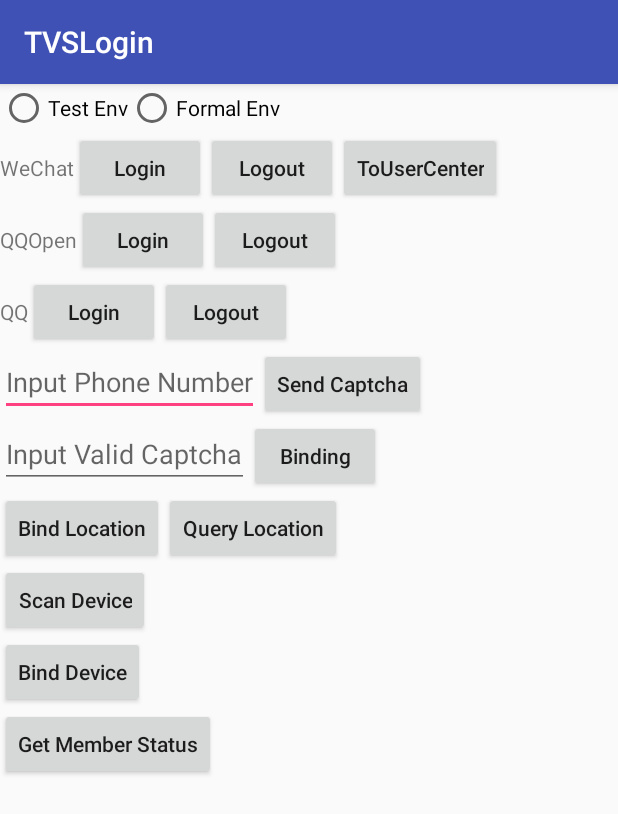
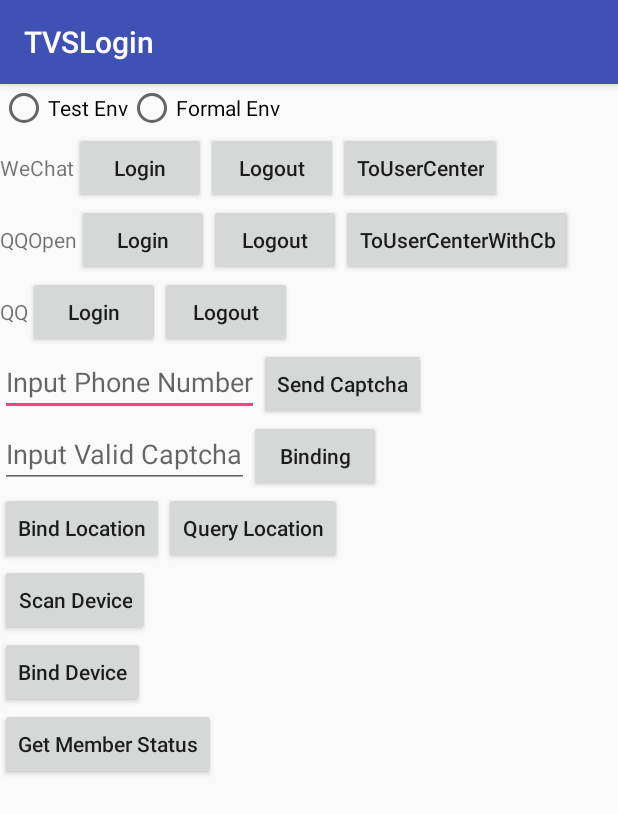
Before and after one commit to TencentDingdang/libratone, an Android app: the screen it shows after launch (MainActivity), on a phone screen of 412 x 824 dp. Shown: the top 814 px of the screen. Run offline under Robolectric (Android 15) with nearby library versions, the phone set to English and light mode, and no system bars; libraries missing offline, so code that uses them is left out: com.tencent.ai, com.tencent.aisdk, com.tencent.connect, oicq.wlogin_sdk.request; 19 statements that could not run were skipped.

Commit message:
update aar

```diff
--- a/android/demo/TVSLogin/app/src/main/java/com/tencent/ai/dobby/MainActivity.java
+++ b/android/demo/TVSLogin/app/src/main/java/com/tencent/ai/dobby/MainActivity.java
@@ -30,6 +30,7 @@ import com.tencent.ai.tvs.info.QQInfoManager;
 import com.tencent.ai.tvs.info.QQOpenInfoManager;
 import com.tencent.ai.tvs.info.UserInfoManager;
 import com.tencent.ai.tvs.info.WxInfoManager;
+import com.tencent.ai.tvs.ui.UserCenterStateListener;
 import com.tencent.aisdk.udp.UDPClient;
 import com.tencent.connect.common.Constants;
 
@@ -57,7 +58,7 @@ public class MainActivity extends AppCompatActivity implements AuthorizeListener
     private Button wxLoginBtn, wxLogoutBtn;
     private Button qqOpenLoginBtn, qqOpenLogoutBtn;
     private Button qqLoginBtn, qqLogoutBtn;
-    private Button toUserCenterBtn;
+    private Button toUserCenterBtn, toUserCenterWithCallbackBtn;
 
     private EditText getCaptchaEditText;
     private Button getCaptchaButton;
@@ -173,6 +174,36 @@ public class MainActivity extends AppCompatActivity implements AuthorizeListener
             @Override
             public void onClick(View v) {
                 proxy.toUserCenter(EUserAttrType.HOMEPAGE, deviceManager);
+            }
+        });
+
+        toUserCenterWithCallbackBtn.setOnClickListener(new View.OnClickListener() {
+            @Override
+            public void onClick(View v) {
+                proxy.toUserCenter(EUserAttrType.HOMEPAGE, deviceManager, new UserCenterStateListener() {
+                    @Override
+                    public void onSuccess(int type) {
+                        switch (type) {
+                            case UserCenterStateListener.LOGIN_TYPE:
+                                break;
+                            case UserCenterStateListener.LOGOUT_TYPE:
+                                break;
+                        }
+                    }
+
+                    @Override
+                    public void onError(int type) {
+                        switch (type) {
+                            case UserCenterStateListener.LOGIN_TYPE:
+                                break;
+                        }
+                    }
+
+                    @Override
+                    public void onCancel(int type) {
+
+                    }
+                });
             }
         });
 
@@ -471,6 +502,7 @@ public class MainActivity extends AppCompatActivity implements AuthorizeListener
         wxLoginBtn = (Button)findViewById(R.id.wxlogin);
         wxLogoutBtn = (Button)findViewById(R.id.wxlogout);
         toUserCenterBtn = (Button) findViewById(R.id.tousercenterbtn);
+        toUserCenterWithCallbackBtn = (Button) findViewById(R.id.tousercenterwithcbbtn);
 
         qqOpenLoginBtn = (Button)findViewById(R.id.qqopenlogin);
         qqOpenLogoutBtn = (Button)findViewById(R.id.qqopenlogout);
--- a/android/demo/TVSLogin/app/src/main/res/layout/activity_main.xml
+++ b/android/demo/TVSLogin/app/src/main/res/layout/activity_main.xml
@@ -48,7 +48,8 @@
             android:layout_width="wrap_content"
             android:layout_height="wrap_content"
             android:textAllCaps="false"
-            android:text="ToUserCenter"/>
+            android:text="ToUserCenter"
+            />
     </LinearLayout>
     <LinearLayout
         android:id="@+id/qqopenlayout"
@@ -73,6 +74,13 @@
             android:layout_height="wrap_content"
             android:textAllCaps="false"
             android:text="Logout"
+            />
+        <Button
+            android:id="@+id/tousercenterwithcbbtn"
+            android:layout_width="wrap_content"
+            android:layout_height="wrap_content"
+            android:textAllCaps="false"
+            android:text="ToUserCenterWithCb"
             />
     </LinearLayout>
     <LinearLayout
```
Also changed, not shown: android/demo/TVSLogin/app/src/main/AndroidManifest.xml (+0 -11 lines), 3 other files.
